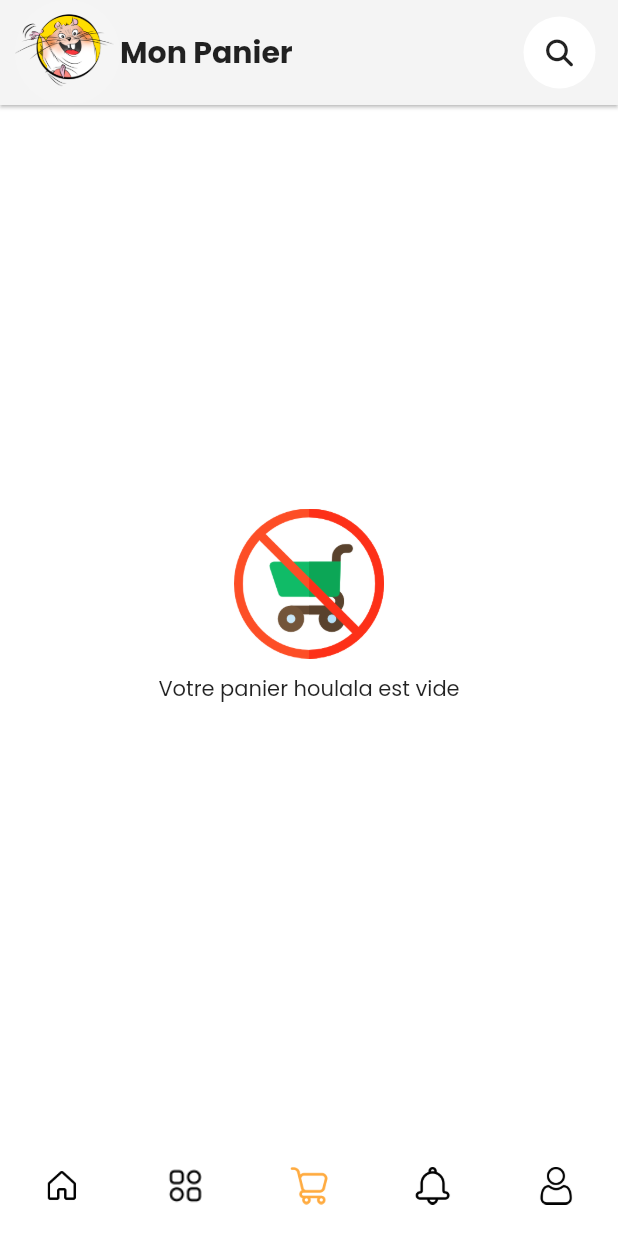
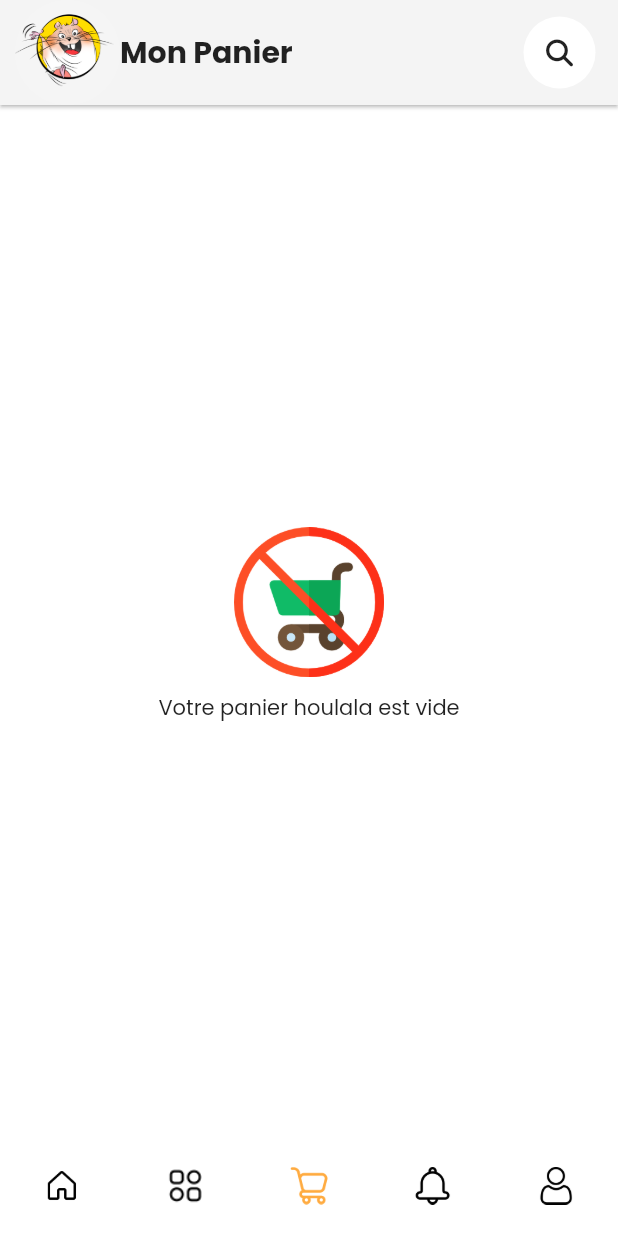
Before and after one commit to pierreEdimo/houlala, a Flutter app: the screen it shows after launch, item 3 of the bottom bar chosen, on a phone screen of 412 x 824 dp. Run offline on Flutter 3.47's test engine with Material 2 defaults, Android fonts, the phone set to English and light mode, and no system bars; our stand-ins replace connectivity_plus, flutter_dotenv, flutter_markdown, flutter_secure_storage, font_awesome_flutter, hive and 3 more; missing offline and left inert: launch_review, webview_flutter_plus; accounts and stored records are empty; network calls fail.

```diff
--- a/lib/main.dart
+++ b/lib/main.dart
@@ -4,6 +4,7 @@ import 'package:flutter/material.dart';
 import 'package:flutter/services.dart';
 import 'package:flutter_dotenv/flutter_dotenv.dart';
 import 'package:flutter_secure_storage/flutter_secure_storage.dart';
+import 'package:houlala/helper/constants.dart';
 import 'package:houlala/model/cart_item.dart';
 import 'package:houlala/model/offline_order.dart';
 import 'package:houlala/screens/about_screen.dart';
@@ -101,9 +102,9 @@ class MyApp extends StatelessWidget {
               title: 'houlala',
               debugShowCheckedModeBanner: false,
               theme: ThemeData(
-                  appBarTheme: const AppBarTheme(
-                    backgroundColor: Color(0xf2f2f2f2),
-                    titleTextStyle: TextStyle(
+                  appBarTheme:  AppBarTheme(
+                    backgroundColor: lightgrey,
+                    titleTextStyle: const TextStyle(
                       fontFamily: 'PoppinsBold',
                       fontWeight: FontWeight.bold,
                       fontSize: 22.0,
--- a/lib/screens/cart_item_screen.dart
+++ b/lib/screens/cart_item_screen.dart
@@ -12,10 +12,8 @@ class CartItemScreen extends StatelessWidget {
       appBar: CustomAppBar(
         title: "Mon Panier",
       ),
-      body: const ContainerWithConnectivityChecker(
-        child: SingleChildScrollView(
-          child: ListOfCartItems(),
-        ),
+      body: const  ContainerWithConnectivityChecker(
+        child: ListOfCartItems(),
       ),
     );
   }
--- a/lib/widget/bordered_card.dart
+++ b/lib/widget/bordered_card.dart
@@ -14,7 +14,7 @@ class BorderedCard extends StatelessWidget {
       shape: RoundedRectangleBorder(
           borderRadius: BorderRadius.circular(
         5.0,
-      )),
+      ), ),
       elevation: 0,
       color: Colors.transparent,
       child: Container(
@@ -23,7 +23,7 @@ class BorderedCard extends StatelessWidget {
           child: child!,
         ),
         decoration: BoxDecoration(
-          border: Border.all(width: 1.0, color: Colors.grey.shade200),
+          border: Border.all(width: 1.0, color: Colors.grey.shade300),
         ),
       ),
     );
--- a/lib/widget/cart_error.dart
+++ b/lib/widget/cart_error.dart
@@ -1,4 +1,5 @@
 import 'package:flutter/material.dart';
+import 'package:houlala/helper/constants.dart';
 import 'package:houlala/widget/custom_avatar.dart';
 import 'package:houlala/widget/standard_custom_container.dart';
 
@@ -11,15 +12,13 @@ class CartError extends StatelessWidget {
       child: StandardCustomContainer(
         child: Column(
           mainAxisAlignment: MainAxisAlignment.center,
-          children: const [
-            CustomAvatar(
+          children: [
+            const CustomAvatar(
               radius: 50,
               localAsset: "images/no-shopping-cart.png",
             ),
-            SizedBox(
-              height: 10,
-            ),
-            Text(
+            verticalSpacing,
+            const Text(
               "Votre panier houlala est vide",
               textAlign: TextAlign.center,
             )
--- a/lib/widget/custom_elevated_button.dart
+++ b/lib/widget/custom_elevated_button.dart
@@ -16,7 +16,7 @@ class CustomElevatedButton extends StatelessWidget {
 
   getColor() {
     if (hasBorder == null || !hasBorder! == false) {
-      return const Color(0xffd3d3d3);
+      return Colors.grey.shade300;
     }
     return Colors.transparent;
   }
@@ -43,7 +43,7 @@ class CustomElevatedButton extends StatelessWidget {
           color == null ? const Color(0xffffffff) : color!,
         ),
         padding: MaterialStateProperty.all<EdgeInsets>(
-          const EdgeInsets.symmetric(vertical: 13.0, horizontal: 10.0),
+          const EdgeInsets.symmetric(vertical: 15.0, horizontal: 10.0),
         ),
       ),
       onPressed: onPressed,
--- a/lib/widget/list_of_cart_items.dart
+++ b/lib/widget/list_of_cart_items.dart
@@ -7,7 +7,6 @@ import 'package:houlala/widget/offline_order_container.dart';
 import 'package:houlala/widget/order_container.dart';
 import 'package:houlala/widget/standard_custom_container.dart';
 import 'package:provider/provider.dart';
-import 'package:sizer/sizer.dart';
 
 import '../model/offline_order.dart';
 import 'cart_item_bottom.dart';
@@ -27,13 +26,11 @@ class ListOfCartItems extends StatelessWidget {
               if (snapshot.hasData) {
                 List<Order>? orders = snapshot.data!;
                 return orders.isEmpty
-                    ? StandardCustomContainer(
-                        child: SizedBox(
-                          height: 80.h,
-                          child: const CartError(),
-                        ),
+                    ? const StandardCustomContainer(
+                        child: CartError(),
                       )
-                    : Column(
+                    : SingleChildScrollView(
+                        child: Column(
                           crossAxisAlignment: CrossAxisAlignment.stretch,
                           children: [
                             ListView(
@@ -56,6 +53,7 @@ class ListOfCartItems extends StatelessWidget {
                               items: orders,
                             ),
                           ],
+                        ),
                       );
               } else if (snapshot.hasError) {
                 return const StandardCustomContainer(
@@ -74,13 +72,11 @@ class ListOfCartItems extends StatelessWidget {
               if (snapshot.hasData) {
                 final List<OfflineOrder> orders = snapshot.data!;
                 return orders.isEmpty
-                    ? StandardCustomContainer(
-                        child: SizedBox(
-                          height: 80.h,
-                          child: const CartError(),
-                        ),
+                    ? const StandardCustomContainer(
+                        child: CartError(),
                       )
-                    : Column(
+                    : SingleChildScrollView(
+                        child: Column(
                           crossAxisAlignment: CrossAxisAlignment.stretch,
                           children: [
                             ListView(
@@ -102,6 +98,7 @@ class ListOfCartItems extends StatelessWidget {
                               offlineItems: orders,
                             ),
                           ],
+                        ),
                       );
               }
               return const Center(
--- a/lib/widget/registered_user_form.dart
+++ b/lib/widget/registered_user_form.dart
@@ -12,7 +12,6 @@ import '../helper/constants.dart';
 import '../model/send_email.dart';
 import '../service/email_service.dart';
 import '../service/order_service.dart';
-import 'checkout_bar.dart';
 import 'custom_elevated_button.dart';
 
 import '../model/order.dart';
@@ -80,8 +79,7 @@ class RegisteredUserForm extends StatelessWidget {
 
   @override
   Widget build(BuildContext context) {
-    return SingleChildScrollView(
-      child: Column(
+    return Column(
       crossAxisAlignment: CrossAxisAlignment.stretch,
       children: [
         Padding(
@@ -168,7 +166,6 @@ class RegisteredUserForm extends StatelessWidget {
           ),
         )
       ],
-      ),
     );
   }
 }
--- a/lib/widget/standard_custom_app_bar.dart
+++ b/lib/widget/standard_custom_app_bar.dart
@@ -1,5 +1,6 @@
 import 'package:flutter/material.dart';
 import 'package:font_awesome_flutter/font_awesome_flutter.dart';
+import 'package:houlala/helper/constants.dart';
 import 'custom_button_container.dart';
 
 class CustomAppBar extends StatelessWidget with PreferredSizeWidget {
@@ -20,7 +21,7 @@ class CustomAppBar extends StatelessWidget with PreferredSizeWidget {
       elevation: 1,
       child: Container(
         padding: const EdgeInsets.symmetric(horizontal: 10.0),
-        color: const Color.fromRGBO(236, 236, 236, 0.4),
+        color: lightgrey,
         child: SafeArea(
           child: Center(
             child: Row(
```
Also changed, not shown: lib/widget/order_container.dart (+3 -6 lines), lib/widget/product_detail_container.dart (+6 -5 lines), lib/widget/unregisterd_user_order_form.dart (+8 -25 lines). Lines whose indentation alone changed are shown as unchanged.
